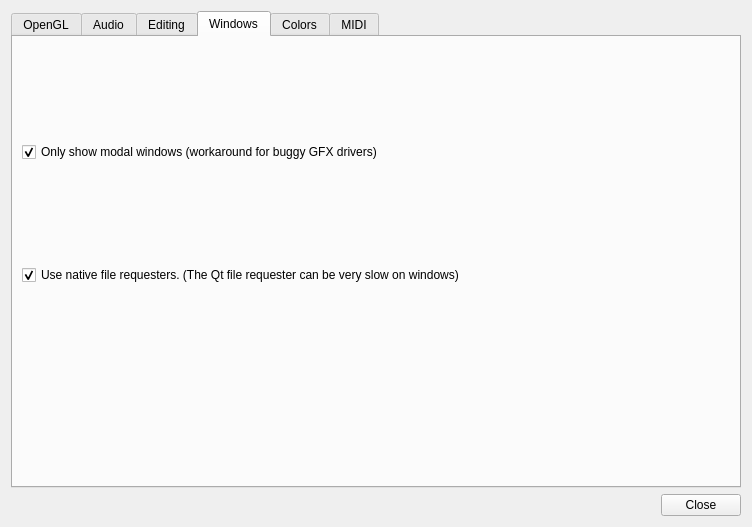
This is Qt/qt4_preferences.ui in kmatheussen/radium as Qt 5 draws it before an edit. The edited form follows.
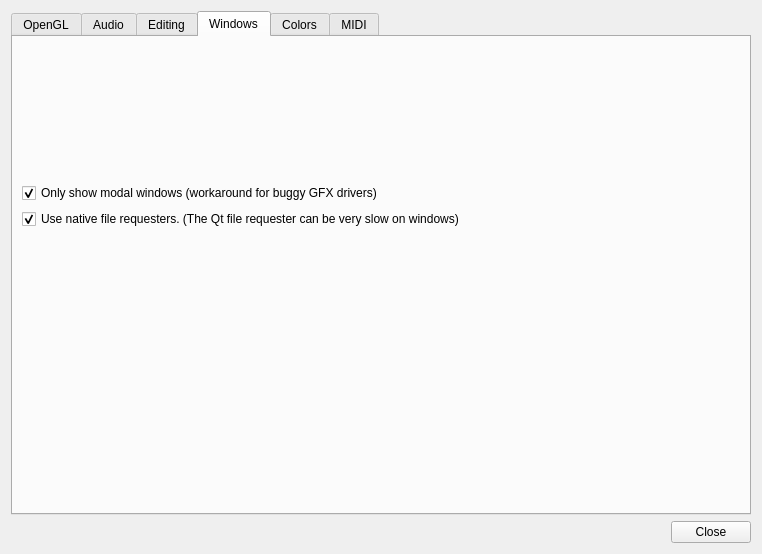
This is the edited form. The open tabs and pages were chosen to show the change.

Patch:
```diff
--- a/Qt/qt4_preferences.ui
+++ b/Qt/qt4_preferences.ui
@@ -6,8 +6,8 @@
    <rect>
     <x>0</x>
     <y>0</y>
-    <width>752</width>
-    <height>516</height>
+    <width>762</width>
+    <height>554</height>
    </rect>
   </property>
   <property name="windowTitle">
@@ -1756,19 +1756,6 @@
          </property>
         </widget>
        </item>
-       <item>
-        <spacer name="verticalSpacer_18">
-         <property name="orientation">
-          <enum>Qt::Vertical</enum>
-         </property>
-         <property name="sizeHint" stdset="0">
-          <size>
-           <width>20</width>
-           <height>40</height>
-          </size>
-         </property>
-        </spacer>
-       </item>
        <item>
         <widget class="QCheckBox" name="native_file_requesters">
          <property name="sizePolicy">
```
Left out of the diff: 8 changed lines with no effect on the pictures.
